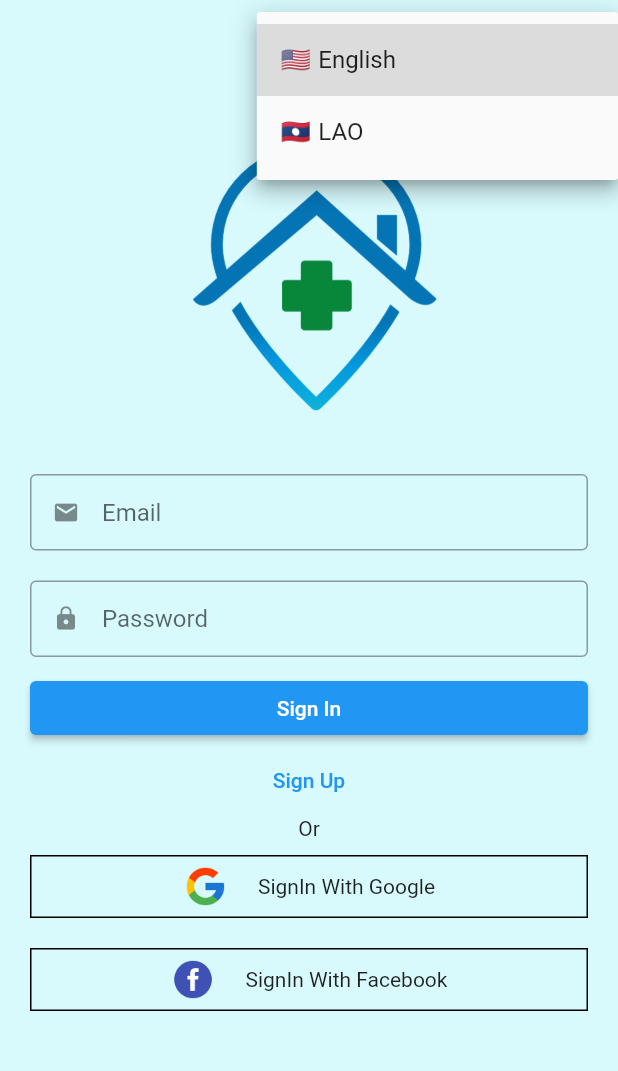
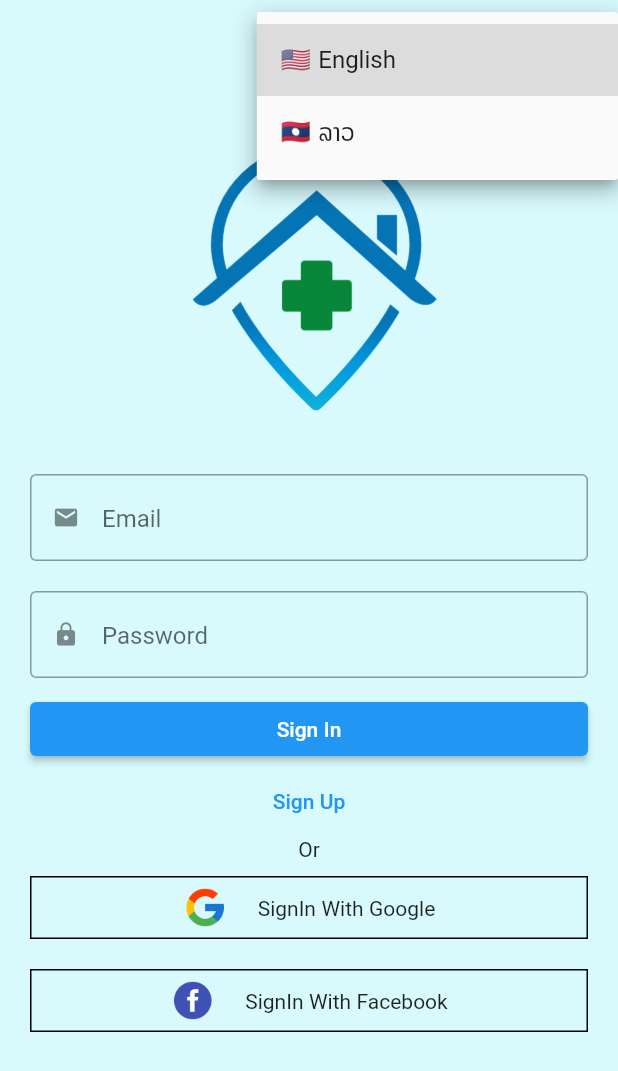
Before and after one commit to Nanthavath/wmp, a Flutter app: the screen it shows after launch, after a tap on "Language", on a phone screen of 412 x 824 dp. Shown: the top 1071 px of the screen. Run offline on Flutter 3.47's test engine with Material 2 defaults, Android fonts, the phone set to English and light mode, and no system bars.

Commit message:
Change Language Button

```diff
--- a/lib/main.dart
+++ b/lib/main.dart
@@ -1,11 +1,12 @@
 import 'package:flutter/material.dart';
 import 'package:flutter_localizations/flutter_localizations.dart';
+import 'package:provider/provider.dart';
+import 'package:wmp/providers/local_provider.dart';
 
 import 'screens/authen/sign_in.dart';
 import 'package:wmp/generated/l10n.dart';
 
 void main() {
-  print(Locale.fromSubtags());
   runApp(MyApp());
 }
 
@@ -15,7 +16,13 @@ class MyApp extends StatelessWidget {
 
   @override
   Widget build(BuildContext context) {
-    return MaterialApp(
+    return ChangeNotifierProvider<LocaleProvider>(
+      create: (context) => LocaleProvider(),
+      child: Builder(
+        builder: (context) =>  MaterialApp(
+          theme: ThemeData(
+            fontFamily: "NotoSandsLao"
+          ),
           debugShowCheckedModeBanner: false,
           localizationsDelegates: [
             S.delegate,
@@ -23,9 +30,11 @@ class MyApp extends StatelessWidget {
             GlobalWidgetsLocalizations.delegate,
             GlobalCupertinoLocalizations.delegate,
           ],
-
+          locale: Provider.of<LocaleProvider>(context,listen: true).currentLocale,
           supportedLocales: S.delegate.supportedLocales,
           home: SignIn(),
+        ),
+      ),
     );
   }
 }
--- a/lib/providers/local_provider.dart
+++ b/lib/providers/local_provider.dart
@@ -1,9 +1,12 @@
 import 'package:flutter/cupertino.dart';
 
 class LocaleProvider extends ChangeNotifier {
-  Locale? _locale;
+  Locale _currentLocale=Locale('en');
 
-  Locale get locale => _locale!;
+  Locale get currentLocale=>_currentLocale;
 
-  void setLocale(Locale locale) {}
+  void changeLocale(String _locale){
+    this.._currentLocale=Locale(_locale);
+    notifyListeners();
+  }
 }
--- a/lib/utils/language.dart
+++ b/lib/utils/language.dart
@@ -9,7 +9,7 @@ class Language {
   static List<Language> languageList() {
     return <Language>[
         Language(1, 'English','🇺🇸', 'en'),
-        Language(2, 'LAO','🇱🇦', 'lo'),
+        Language(2, 'ລາວ','🇱🇦', 'lo'),
     ];
   }
 }
```
Also changed, not shown: lib/localization/language_constants.dart (deleted, +0 -21 lines), lib/screens/authen/components/text_field.dart (+10 -6 lines), lib/screens/authen/sign_in.dart (+5 -2 lines), lib/screens/authen/sign_up.dart (+70 -3 lines), pubspec.yaml (+5 -5 lines). Lines whose indentation alone changed are shown as unchanged.
